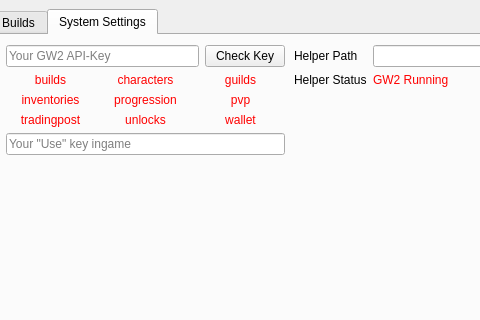
Before: the Qt Designer form src/overlay/qt/OptionsWindow.ui in Smeat/GW2Overlay, drawn with Qt 5; both pictures show x 87 to 567 and y 0 to 320 of the 800 by 600 pixel window.
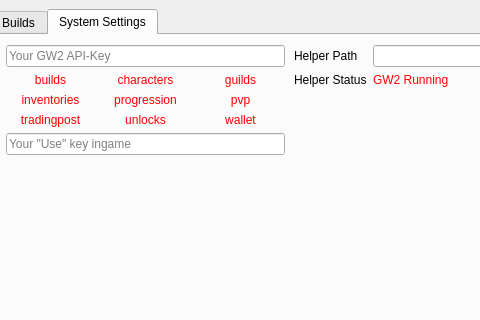
After: the same form once the commit is applied. The open tabs and pages were chosen to show the change.

Commit message: Check API key permissions

```diff
--- a/src/overlay/qt/OptionsWindow.ui
+++ b/src/overlay/qt/OptionsWindow.ui
@@ -183,13 +183,6 @@
              </property>
             </widget>
            </item>
-           <item>
-            <widget class="QPushButton" name="check_api_key_button">
-             <property name="text">
-              <string>Check Key</string>
-             </property>
-            </widget>
-           </item>
           </layout>
          </item>
          <item row="2" column="1">
```
The commit also changes 5 other files.
